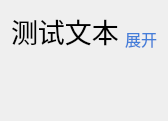
Before: the Qt Designer form ui/page_elements/NavigateMenu/NavigateField/NavigateField.ui in ArcherLuo233/election-s-prediction, drawn with Qt 5.
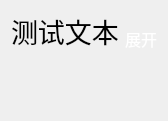
After: the same form once the commit is applied. Custom widgets are drawn as their Qt base class.

Diff of the .ui file:
```diff
--- a/ui/page_elements/NavigateMenu/NavigateField/NavigateField.ui
+++ b/ui/page_elements/NavigateMenu/NavigateField/NavigateField.ui
@@ -10,12 +10,6 @@
     <height>121</height>
    </rect>
   </property>
-  <property name="sizePolicy">
-   <sizepolicy hsizetype="Fixed" vsizetype="Preferred">
-    <horstretch>0</horstretch>
-    <verstretch>0</verstretch>
-   </sizepolicy>
-  </property>
   <property name="font">
    <font>
     <family>文鼎中隶</family>
@@ -55,7 +49,7 @@
         <cursorShape>PointingHandCursor</cursorShape>
        </property>
        <property name="text">
-        <string>&lt;html&gt;&lt;head/&gt;&lt;body&gt;&lt;p&gt;&lt;a href=&quot;#open&quot;&gt;&lt;span style=&quot; text-decoration: none; color:rgb(68, 126, 217);&quot;&gt;展开&lt;/span&gt;&lt;/a&gt;&lt;/p&gt;&lt;/body&gt;&lt;/html&gt;</string>
+        <string>&lt;html&gt;&lt;head/&gt;&lt;body&gt;&lt;p&gt;&lt;a href=&quot;#open&quot;&gt;&lt;span style=&quot; text-decoration: none; color:white;&quot;&gt;展开&lt;/span&gt;&lt;/a&gt;&lt;/p&gt;&lt;/body&gt;&lt;/html&gt;</string>
        </property>
        <property name="alignment">
         <set>Qt::AlignBottom|Qt::AlignLeading|Qt::AlignLeft</set>
```
